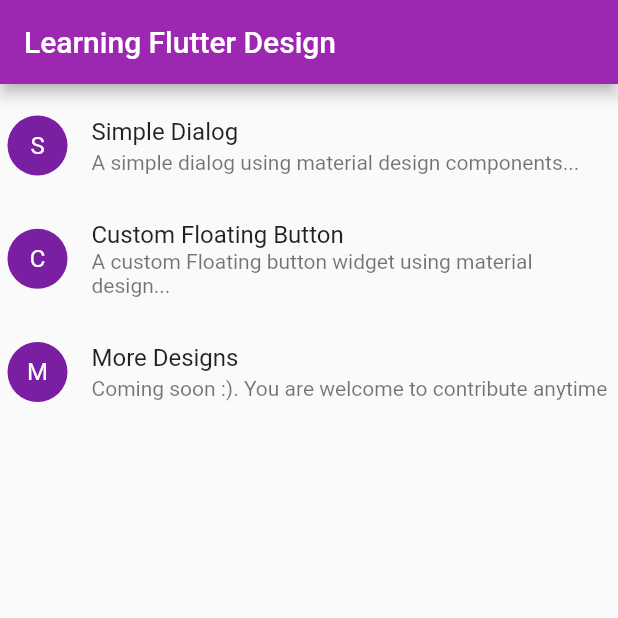
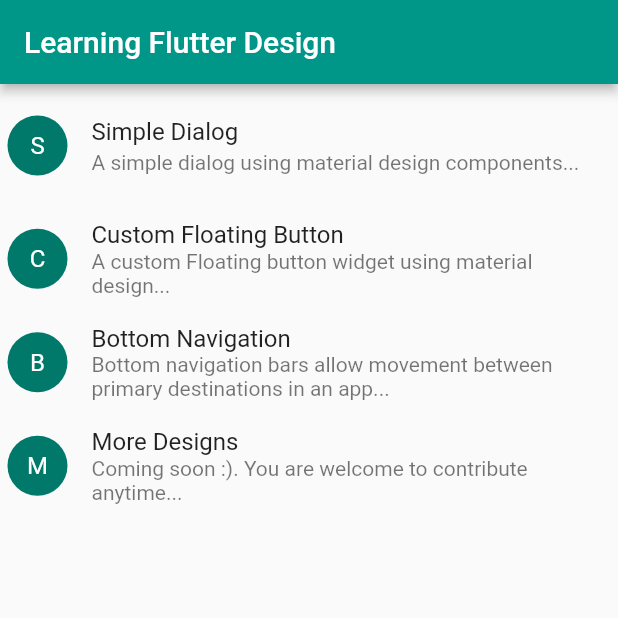
Before and after one commit to ZubairKh/flutter_design_learning, a Flutter app: the screen it shows after launch, on a phone screen of 412 x 824 dp, the top half of it. Run offline on Flutter 3.47's test engine with Material 2 defaults, Android fonts, the phone set to English and light mode, and no system bars.

Commit message:
Adding bottom navigation example

```diff
--- a/lib/custom_widgets/fancy_floating_button.dart
+++ b/lib/custom_widgets/fancy_floating_button.dart
@@ -23,7 +23,7 @@ class FancyFloatingButton extends StatelessWidget {
               showIcon
                   ? Icon(
                       Icons.explore,
-                      color: Colors.purpleAccent,
+                      color: Colors.tealAccent,
                     )
                   : Text(''),
               const SizedBox(
@@ -38,8 +38,8 @@ class FancyFloatingButton extends StatelessWidget {
             ],
           ),
         ),
-        fillColor: Colors.deepPurple,
-        splashColor: Colors.purple,
+        fillColor: Colors.teal,
+        splashColor: Colors.green,
         onPressed: onPressed,
         shape: const StadiumBorder(),
       ),
--- /dev/null
+++ b/lib/models/user.dart
@@ -0,0 +1,6 @@
+class User {
+  User({this.name, this.phoneNo});
+
+  final String name;
+  final String phoneNo;
+}
--- a/lib/my_app.dart
+++ b/lib/my_app.dart
@@ -1,25 +1,29 @@
 import 'package:flutter/material.dart';
+import 'package:learning_design/bottom_nav/my_bottom_nav.dart';
 import 'package:learning_design/custom_widgets/my_float_button.dart';
 import 'package:learning_design/simple_dialog/simple_dialog.dart';
 import 'package:learning_design/utils/constants.dart';
+
+ThemeData kTheme = ThemeData(
+  primarySwatch: Colors.teal,
+  buttonColor: Colors.teal,
+  buttonTheme: ButtonThemeData(
+    textTheme: ButtonTextTheme.primary,
+  ),
+);
 
 class MyApp extends StatelessWidget {
   @override
   Widget build(BuildContext context) {
     return MaterialApp(
       title: 'Flutter Designs',
-      theme: new ThemeData(
-        primarySwatch: Colors.purple,
-        buttonColor: Colors.purple,
-        buttonTheme: ButtonThemeData(
-          textTheme: ButtonTextTheme.primary,
-        ),
-      ),
+      theme: kTheme,
       debugShowCheckedModeBanner: false,
       routes: <String, WidgetBuilder>{
         Constants.RootRoute: (BuildContext context) => MyHomePage(),
         Constants.MySimpleDialog: (BuildContext context) => MySimpleDialog(),
         Constants.MyFloatButton: (BuildContext context) => MyFloatButton(),
+        Constants.MyBottomNav: (BuildContext context) => MyBottomNav(),
       },
     );
   }
@@ -42,8 +46,13 @@ final List<ExampleList> _examplesList = <ExampleList>[
     subTitle: 'A custom Floating button widget using material design...',
   ),
   ExampleList(
+    title: 'Bottom Navigation',
+    subTitle:
+        'Bottom navigation bars allow movement between primary destinations in an app...',
+  ),
+  ExampleList(
     title: 'More Designs',
-    subTitle: 'Coming soon :). You are welcome to contribute anytime ',
+    subTitle: 'Coming soon :). You are welcome to contribute anytime...',
   ),
 ];
 
@@ -56,6 +65,9 @@ class MyHomePage extends StatelessWidget {
       case 1:
         Navigator.of(context).pushNamed(Constants.MyFloatButton);
         break;
+      case 2:
+        Navigator.of(context).pushNamed(Constants.MyBottomNav);
+        break;
     }
   }
 
@@ -64,6 +76,7 @@ class MyHomePage extends StatelessWidget {
     return Scaffold(
       appBar: AppBar(
         title: Text('Learning Flutter Design'),
+        elevation: Constants.elevation(),
       ),
       body: ListView.builder(
         itemCount: _examplesList.length,
--- a/lib/simple_dialog/simple_dialog.dart
+++ b/lib/simple_dialog/simple_dialog.dart
@@ -1,6 +1,6 @@
 import 'package:flutter/material.dart';
-
-import 'model.dart';
+import 'package:learning_design/models/kitten.dart';
+import 'package:learning_design/utils/constants.dart';
 
 class MySimpleDialog extends StatelessWidget {
   final List<Kitten> _kittens = <Kitten>[
@@ -138,6 +138,7 @@ class MySimpleDialog extends StatelessWidget {
     return Scaffold(
       appBar: AppBar(
         title: Text('Simple Dialog'),
+        elevation: Constants.elevation(),
       ),
       body: ListView.builder(
         itemCount: _kittens.length,
--- a/lib/utils/constants.dart
+++ b/lib/utils/constants.dart
@@ -1,6 +1,27 @@
+import 'package:flutter/foundation.dart';
+import 'package:learning_design/models/user.dart';
+
 class Constants {
   //Routes
   static final String RootRoute = '/';
   static final String MySimpleDialog = '/MySimpleDialog';
   static final String MyFloatButton = '/MyFloatButton';
+  static final String MyBottomNav = '/MyBottomNav';
+
+  static double elevation() {
+    return defaultTargetPlatform == TargetPlatform.iOS ? 0.0 : 3.0;
+  }
+
+  static List<User> users = <User>[
+    User(name: 'Shah Zaman', phoneNo: '033312345678'),
+    User(name: 'Zubair Ahmed', phoneNo: '033312345678'),
+    User(name: 'Bilal Arshad', phoneNo: '033312345678'),
+    User(name: 'Raja Qaiser', phoneNo: '033312345678'),
+    User(name: 'Umair Shahid', phoneNo: '033312345678'),
+    User(name: 'Arsalan Zaffar', phoneNo: '033312345678'),
+    User(name: 'Salman Haider', phoneNo: '033312345678'),
+    User(name: 'Awais Ahmed', phoneNo: '033312345678'),
+    User(name: 'Imran Qaiser', phoneNo: '033312345678'),
+    User(name: 'Ali Ahmed', phoneNo: '033312345678'),
+  ];
 }
```
Also changed, not shown: lib/bottom_nav/contacts.dart (added, +8 -0 lines), lib/bottom_nav/favorites_list.dart (added, +56 -0 lines), lib/bottom_nav/my_bottom_nav.dart (added, +93 -0 lines), lib/bottom_nav/recents_list.dart (added, +33 -0 lines), lib/custom_widgets/my_float_button.dart (+24 -23 lines), lib/models/kitten.dart (renamed from lib/simple_dialog/model.dart), 2 other files.
